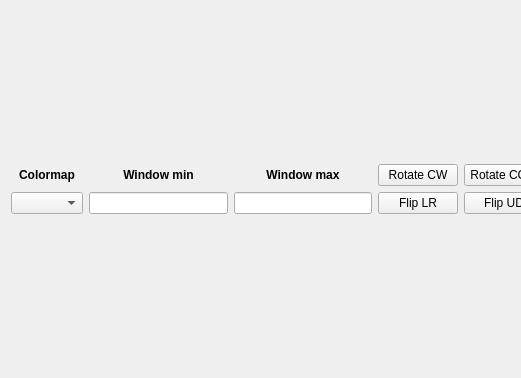
Above: pyplanscoring/qt_ui/tps_widget.ui from victorgabr/pps before the change; both pictures show x 0 to 521 and y 0 to 378 of the 778 by 378 pixel window. Below: the same form after it.
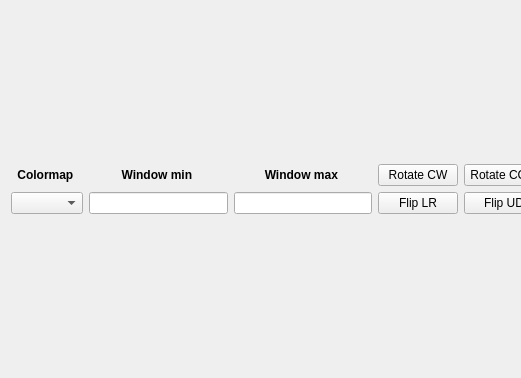
That is the form after the change. Icons and pictures are not drawn.

Diff of the .ui file:
```diff
--- a/pyplanscoring/qt_ui/tps_widget.ui
+++ b/pyplanscoring/qt_ui/tps_widget.ui
@@ -103,7 +103,8 @@
                                 <widget class="QLabel" name="label">
                                     <property name="text">
                                         <string>&lt;html&gt;&lt;head/&gt;&lt;body&gt;&lt;p align=&quot;center&quot;&gt;&lt;span
-                                            style=&quot; font-weight:600;&quot;&gt;Colormap&lt;/span&gt;&lt;/p&gt;&lt;/body&gt;&lt;/html&gt;</string>
+                                            style=&quot; font-weight:600;&quot;&gt;Colormap&lt;/span&gt;&lt;/p&gt;&lt;/body&gt;&lt;/html&gt;
+                                        </string>
                                     </property>
                                 </widget>
                             </item>
@@ -111,7 +112,8 @@
                                 <widget class="QLabel" name="label_2">
                                     <property name="text">
                                         <string>&lt;html&gt;&lt;head/&gt;&lt;body&gt;&lt;p align=&quot;center&quot;&gt;&lt;span
-                                            style=&quot; font-weight:600;&quot;&gt;Window min&lt;/span&gt;&lt;/p&gt;&lt;/body&gt;&lt;/html&gt;</string>
+                                            style=&quot; font-weight:600;&quot;&gt;Window min&lt;/span&gt;&lt;/p&gt;&lt;/body&gt;&lt;/html&gt;
+                                        </string>
                                     </property>
                                 </widget>
                             </item>
@@ -119,7 +121,8 @@
                                 <widget class="QLabel" name="label_3">
                                     <property name="text">
                                         <string>&lt;html&gt;&lt;head/&gt;&lt;body&gt;&lt;p align=&quot;center&quot;&gt;&lt;span
-                                            style=&quot; font-weight:600;&quot;&gt;Window max&lt;/span&gt;&lt;/p&gt;&lt;/body&gt;&lt;/html&gt;</string>
+                                            style=&quot; font-weight:600;&quot;&gt;Window max&lt;/span&gt;&lt;/p&gt;&lt;/body&gt;&lt;/html&gt;
+                                        </string>
                                     </property>
                                 </widget>
                             </item>
```
Left out of the diff: 9 changed lines with no effect on the pictures.
